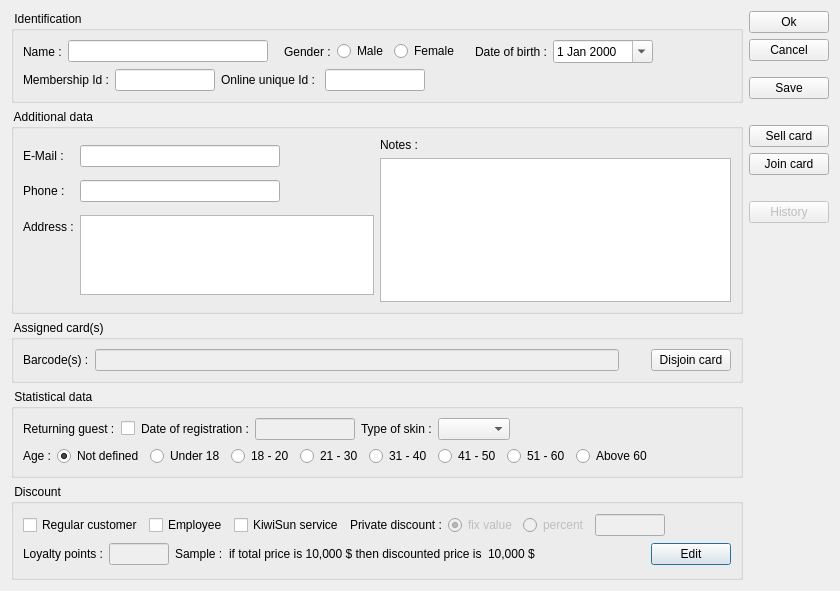
This is client/dlgguestedit.ui in tbikfalvi/Belenus as Qt 5 draws it before an edit. The edited form follows.
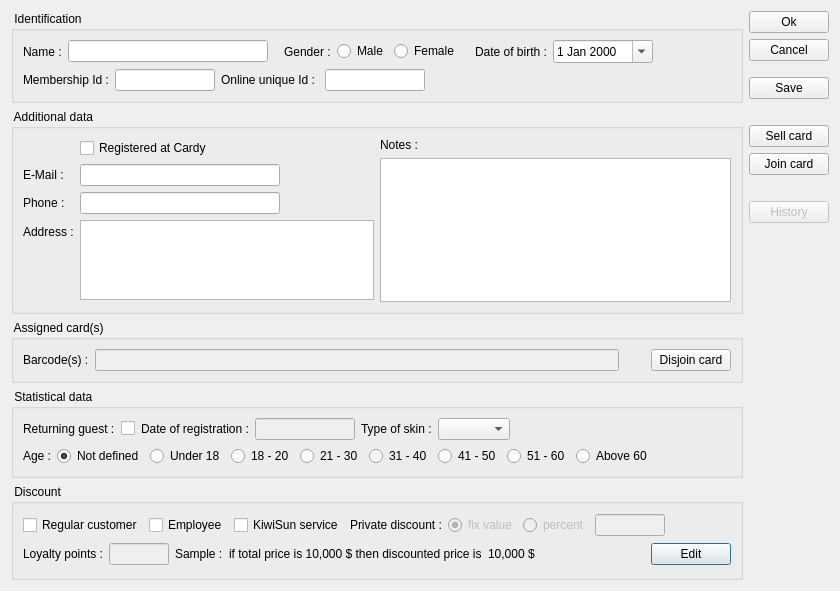
This is the edited form.

Commit message: cardy vendeg beallitasnal megvan

```diff
--- a/client/dlgguestedit.ui
+++ b/client/dlgguestedit.ui
@@ -218,14 +218,21 @@
        <layout class="QHBoxLayout" name="horizontalLayout_9">
         <item>
          <layout class="QFormLayout" name="formLayout">
-          <item row="0" column="0">
+          <item row="0" column="1">
+           <widget class="QCheckBox" name="chkCardyRegistered">
+            <property name="text">
+             <string>Registered at Cardy</string>
+            </property>
+           </widget>
+          </item>
+          <item row="1" column="0">
            <widget class="QLabel" name="lblEmail">
             <property name="text">
              <string>E-Mail :</string>
             </property>
            </widget>
           </item>
-          <item row="0" column="1">
+          <item row="1" column="1">
            <widget class="QLineEdit" name="ledEmail">
             <property name="minimumSize">
              <size>
@@ -244,14 +251,14 @@
             </property>
            </widget>
           </item>
-          <item row="1" column="0">
+          <item row="2" column="0">
            <widget class="QLabel" name="lblMobile">
             <property name="text">
              <string>Phone :</string>
             </property>
            </widget>
           </item>
-          <item row="1" column="1">
+          <item row="2" column="1">
            <widget class="QLineEdit" name="ledPhone">
             <property name="minimumSize">
              <size>
@@ -267,14 +274,14 @@
             </property>
            </widget>
           </item>
-          <item row="2" column="0">
+          <item row="3" column="0">
            <widget class="QLabel" name="lblAddress">
             <property name="text">
              <string>Address :</string>
             </property>
            </widget>
           </item>
-          <item row="2" column="1">
+          <item row="3" column="1">
            <widget class="QTextEdit" name="teAddress">
             <property name="maximumSize">
              <size>
```
The commit also changes 9 other files.
